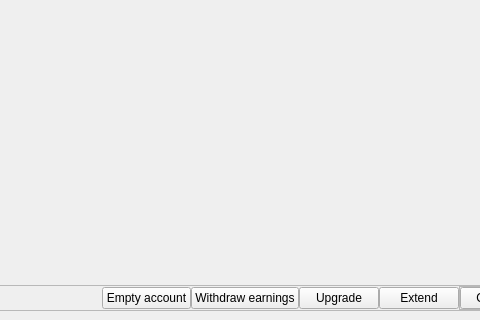
Above: src/qt/_Gulden/forms/witnessdialog.ui from frozenflux3/munt-official before the change; both pictures show x 212 to 692 and y 259 to 579 of the 1092 by 579 pixel window. Below: the same form after it.
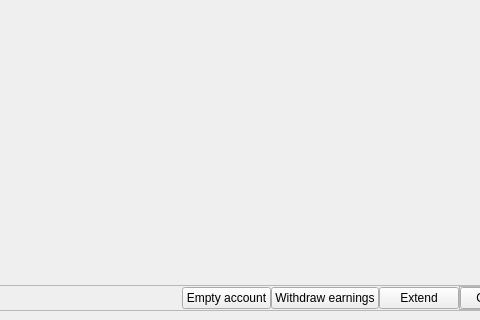
That is the form after the change. Custom widgets are drawn as their Qt base class.

Commit message:
CORE: Strip away old witness upgrade code
All addresses are now upgraded so  'upgrade' functionality no longer required

The edit to the form file:
```diff
--- a/src/qt/_Gulden/forms/witnessdialog.ui
+++ b/src/qt/_Gulden/forms/witnessdialog.ui
@@ -825,16 +825,6 @@
               </property>
              </widget>
             </item>
-            <item>
-             <widget class="QPushButton" name="upgradeButton">
-              <property name="cursor">
-               <cursorShape>PointingHandCursor</cursorShape>
-              </property>
-              <property name="text">
-               <string>Upgrade</string>
-              </property>
-             </widget>
-            </item>
             <item>
              <widget class="QPushButton" name="extendButton">
               <property name="cursor">
```
The commit also changes 13 other files.
